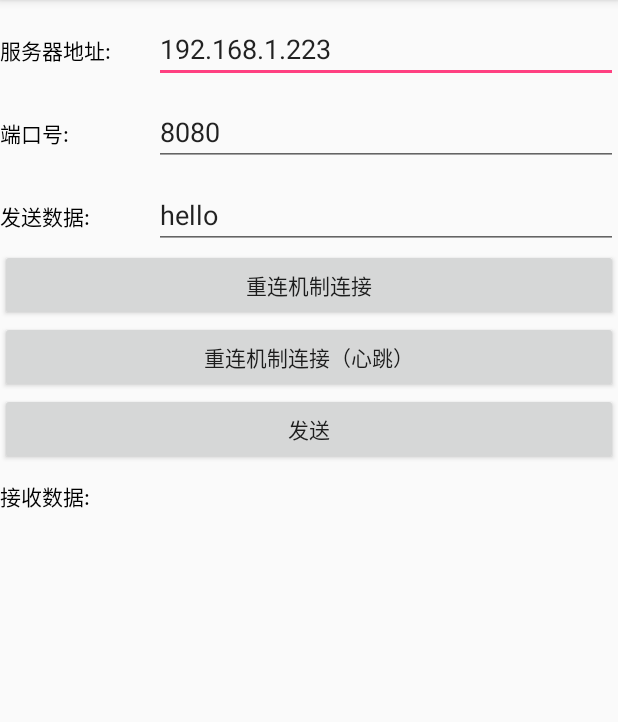
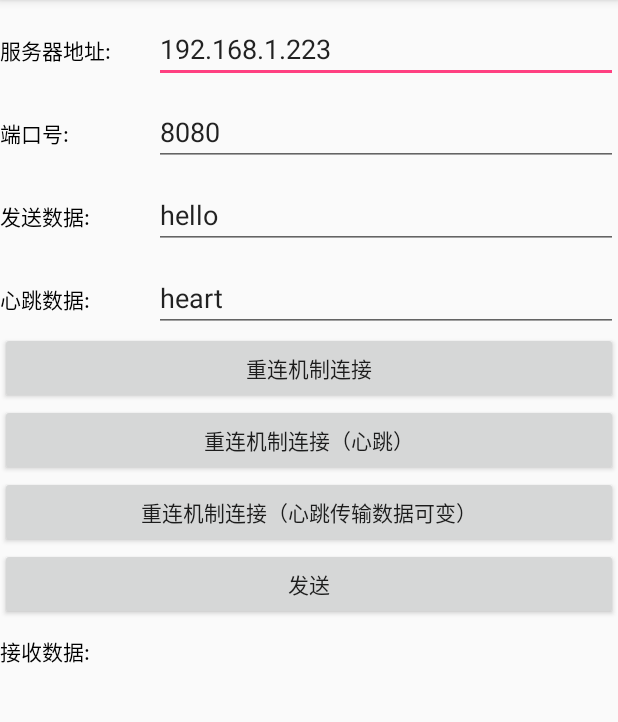
Before and after one commit to LiangLuDev/RxSocket, an Android app: the screen it shows after launch (MainActivity), on a phone screen of 412 x 824 dp, the part 84-806 px from its top. Run offline under Robolectric (Android 15) with nearby library versions, the phone set to English and light mode, and no system bars; our stand-ins replace RxJava.

```diff
--- a/app/src/main/java/com/luliang/rxsocket/MainActivity.java
+++ b/app/src/main/java/com/luliang/rxsocket/MainActivity.java
@@ -10,13 +10,17 @@ import android.widget.EditText;
 import android.widget.TextView;
 import android.widget.Toast;
 
+import io.reactivex.ObservableSource;
 import io.reactivex.disposables.Disposable;
+import io.reactivex.functions.Function;
 
 public class MainActivity extends AppCompatActivity {
     Button mBtnSend;
     Button mBtnConnect;
     Button mBtnHeartConnect;
+    Button mBtnHeartDataConnect;
     EditText mEtSendText;
+    EditText mEtHeartText;
     EditText mEtHost;
     EditText mEtPort;
     TextView mTvResponse;
@@ -33,9 +37,11 @@ public class MainActivity extends AppCompatActivity {
         mBtnSend = findViewById(R.id.btn_send);
         mBtnConnect = findViewById(R.id.btn_connect);
         mBtnHeartConnect = findViewById(R.id.btn_heart_connect);
+        mBtnHeartDataConnect = findViewById(R.id.btn_heart_data_connect);
         mEtSendText = findViewById(R.id.et_send_text);
         mEtHost = findViewById(R.id.et_host);
         mEtPort = findViewById(R.id.et_port);
+        mEtHeartText = findViewById(R.id.et_heart_text);
         mTvResponse = findViewById(R.id.tv_response);
 
 
@@ -70,7 +76,7 @@ public class MainActivity extends AppCompatActivity {
                 return;
             }
             /**
-             * 心跳、重连机制的订阅
+             * 心跳、重连机制的订阅(心跳数据不可改变)
              * 参数1：服务器地址
              * 参数2：端口号
              * 参数3：心跳发送时间
@@ -79,6 +85,32 @@ public class MainActivity extends AppCompatActivity {
             mRxSocket.reconnectionAndHeartBeat(mEtHost.getText().toString(), Integer.parseInt(mEtPort.getText().toString()), 5, "---Hello---")
                     .subscribe(s -> mTvResponse.setText("接收数据：" + s));
         });
+
+        mBtnHeartDataConnect.setOnClickListener(view -> {
+            if (TextUtils.isEmpty(mEtHost.getText())) {
+                Toast.makeText(MainActivity.this, "请输入服务器地址", Toast.LENGTH_SHORT).show();
+                return;
+            }
+            if (TextUtils.isEmpty(mEtPort.getText())) {
+                Toast.makeText(MainActivity.this, "请输入端口号", Toast.LENGTH_SHORT).show();
+                return;
+            }
+            if (TextUtils.isEmpty(mEtHeartText.getText())) {
+                Toast.makeText(MainActivity.this, "请输入心跳传输数据", Toast.LENGTH_SHORT).show();
+                return;
+            }
+            /**
+             * 心跳、重连机制的订阅(心跳数据动态改变)
+             * 参数1：服务器地址
+             * 参数2：端口号
+             * 参数3：心跳发送时间
+             */
+            mRxSocket.reconnectionAndHeartBeat(mEtHost.getText().toString(), Integer.parseInt(mEtPort.getText().toString()), 5)
+                    .flatMap(aLong -> mRxSocket.send(mEtHeartText.getText().toString()))
+                    .compose(mRxSocket.<String>heartBeatChange())
+                    .subscribe(s -> mTvResponse.setText("接收数据：" + s));
+        });
+
 
         mBtnSend.setOnClickListener(new View.OnClickListener() {
             @Override
--- a/app/src/main/res/layout/activity_main.xml
+++ b/app/src/main/res/layout/activity_main.xml
@@ -6,6 +6,16 @@
     android:layout_height="match_parent"
     android:orientation="vertical"
     tools:context="com.luliang.rxsocket.MainActivity">
+
+
+    <ScrollView
+        android:layout_width="match_parent"
+        android:layout_height="wrap_content">
+
+        <LinearLayout
+            android:orientation="vertical"
+            android:layout_width="match_parent"
+            android:layout_height="wrap_content">
 
             <LinearLayout
                 android:layout_width="match_parent"
@@ -76,6 +86,29 @@
 
             </LinearLayout>
 
+            <LinearLayout
+                android:layout_width="match_parent"
+                android:layout_height="wrap_content"
+                android:layout_marginTop="10dp"
+                android:orientation="horizontal">
+
+                <TextView
+                    android:layout_width="0dp"
+                    android:layout_height="wrap_content"
+                    android:layout_weight="1"
+                    android:text="心跳数据:"
+                    android:textColor="#000000" />
+
+                <EditText
+                    android:id="@+id/et_heart_text"
+                    android:layout_width="0dp"
+                    android:layout_height="wrap_content"
+                    android:layout_weight="3"
+                    android:text="heart" />
+
+
+            </LinearLayout>
+
 
             <Button
                 android:id="@+id/btn_connect"
@@ -90,6 +123,12 @@
                 android:text="重连机制连接（心跳）" />
 
             <Button
+                android:id="@+id/btn_heart_data_connect"
+                android:layout_width="match_parent"
+                android:layout_height="wrap_content"
+                android:text="重连机制连接（心跳传输数据可变）" />
+
+            <Button
                 android:id="@+id/btn_send"
                 android:layout_width="match_parent"
                 android:layout_height="wrap_content"
@@ -102,5 +141,9 @@
                 android:layout_marginTop="10dp"
                 android:text="接收数据:"
                 android:textColor="#000000" />
+        </LinearLayout>
+    </ScrollView>
+
+
 
 </LinearLayout>
```
Also changed, not shown: app/src/main/java/com/luliang/rxsocket/RxSchedulers.java (deleted, +0 -20 lines), app/src/main/java/com/luliang/rxsocket/RxSocket.java (+94 -18 lines), 1 other file. Lines whose indentation alone changed are shown as unchanged.
